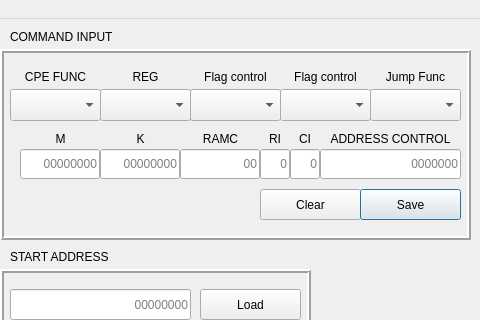
devborz/mt589-simulator, file MT589/mainwindow.ui: the form before one commit; both pictures show x 520 to 1000 and y 0 to 320 of the 1000 by 800 pixel window.
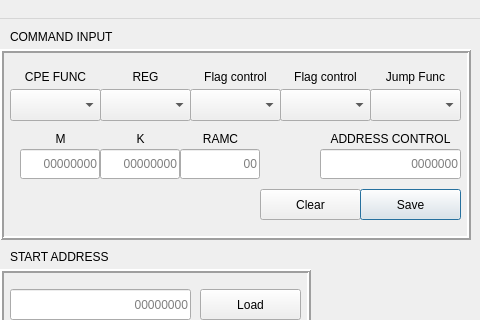
The form after the commit.

Diff of the .ui file:
```diff
--- a/MT589/mainwindow.ui
+++ b/MT589/mainwindow.ui
@@ -1138,28 +1138,6 @@
       <set>Qt::AlignCenter</set>
      </property>
     </widget>
-    <widget class="QLineEdit" name="riLineEdit">
-     <property name="geometry">
-      <rect>
-       <x>260</x>
-       <y>100</y>
-       <width>30</width>
-       <height>30</height>
-      </rect>
-     </property>
-     <property name="text">
-      <string/>
-     </property>
-     <property name="maxLength">
-      <number>1</number>
-     </property>
-     <property name="alignment">
-      <set>Qt::AlignRight|Qt::AlignTrailing|Qt::AlignVCenter</set>
-     </property>
-     <property name="placeholderText">
-      <string>0</string>
-     </property>
-    </widget>
     <widget class="QLabel" name="label_12">
      <property name="geometry">
       <rect>
@@ -1252,22 +1230,6 @@
       <set>Qt::AlignCenter</set>
      </property>
     </widget>
-    <widget class="QLabel" name="label_6">
-     <property name="geometry">
-      <rect>
-       <x>260</x>
-       <y>80</y>
-       <width>30</width>
-       <height>20</height>
-      </rect>
-     </property>
-     <property name="text">
-      <string>RI</string>
-     </property>
-     <property name="alignment">
-      <set>Qt::AlignCenter</set>
-     </property>
-    </widget>
     <widget class="QLabel" name="label_2">
      <property name="geometry">
       <rect>
@@ -1284,28 +1246,6 @@
       <set>Qt::AlignCenter</set>
      </property>
     </widget>
-    <widget class="QLineEdit" name="ciLineEdit">
-     <property name="geometry">
-      <rect>
-       <x>290</x>
-       <y>100</y>
-       <width>30</width>
-       <height>30</height>
-      </rect>
-     </property>
-     <property name="text">
-      <string/>
-     </property>
-     <property name="maxLength">
-      <number>1</number>
-     </property>
-     <property name="alignment">
-      <set>Qt::AlignRight|Qt::AlignTrailing|Qt::AlignVCenter</set>
-     </property>
-     <property name="placeholderText">
-      <string>0</string>
-     </property>
-    </widget>
     <widget class="QComboBox" name="boxREG">
      <property name="geometry">
       <rect>
@@ -1431,22 +1371,6 @@
       <set>Qt::AlignCenter</set>
      </property>
     </widget>
-    <widget class="QLabel" name="label_7">
-     <property name="geometry">
-      <rect>
-       <x>290</x>
-       <y>80</y>
-       <width>30</width>
-       <height>20</height>
-      </rect>
-     </property>
-     <property name="text">
-      <string>CI</string>
-     </property>
-     <property name="alignment">
-      <set>Qt::AlignCenter</set>
-     </property>
-    </widget>
     <widget class="QLabel" name="label_10">
      <property name="geometry">
       <rect>
```
Left out of the diff: 2 changed lines with no effect on the pictures.
